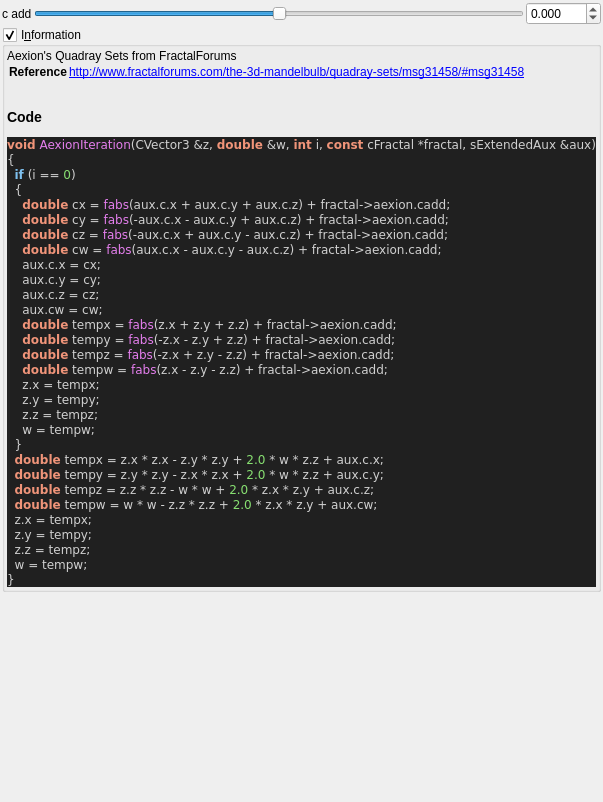
buddhi1980/mandelbulber2, file mandelbulber2/qt_data/fractal_aexion.ui: the form before one commit.
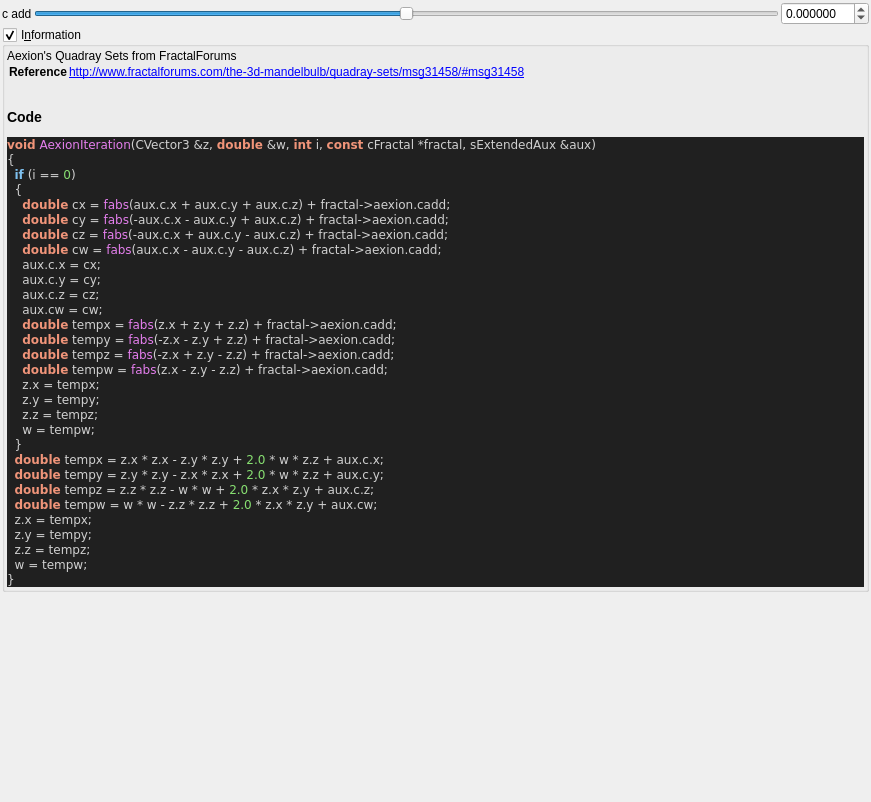
The form after the commit. Custom widgets are drawn as their Qt base class.

What changed in the file:
```diff
--- a/mandelbulber2/qt_data/fractal_aexion.ui
+++ b/mandelbulber2/qt_data/fractal_aexion.ui
@@ -6,7 +6,7 @@
    <rect>
     <x>0</x>
     <y>0</y>
-    <width>504</width>
+    <width>871</width>
     <height>802</height>
    </rect>
   </property>
@@ -49,13 +49,13 @@
         <string/>
        </property>
        <property name="decimals">
-        <number>3</number>
+        <number>6</number>
        </property>
        <property name="minimum">
-        <double>-100.000000000000000</double>
+        <double>-99.998999999999995</double>
        </property>
        <property name="maximum">
-        <double>100.000000000000000</double>
+        <double>99.998999999999995</double>
        </property>
        <property name="singleStep">
         <double>0.100000000000000</double>
@@ -71,10 +71,10 @@
         </sizepolicy>
        </property>
        <property name="minimum">
-        <number>-5000</number>
+        <number>-5000000</number>
        </property>
        <property name="maximum">
-        <number>5000</number>
+        <number>5000000</number>
        </property>
        <property name="singleStep">
         <number>1</number>
```
